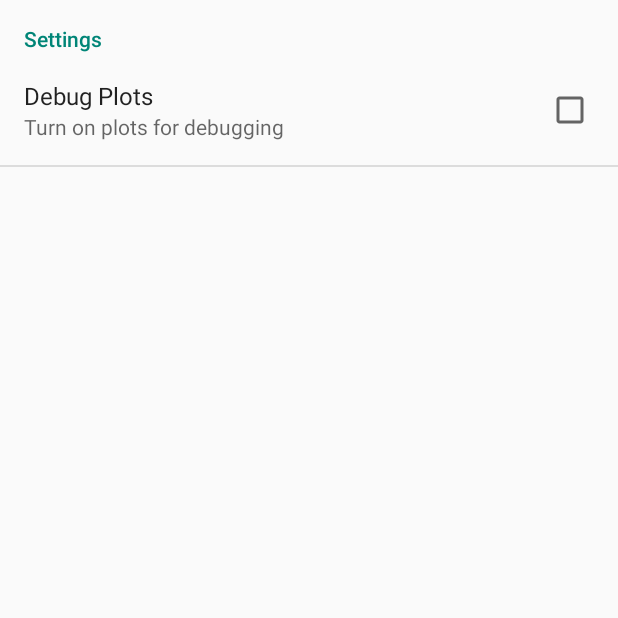
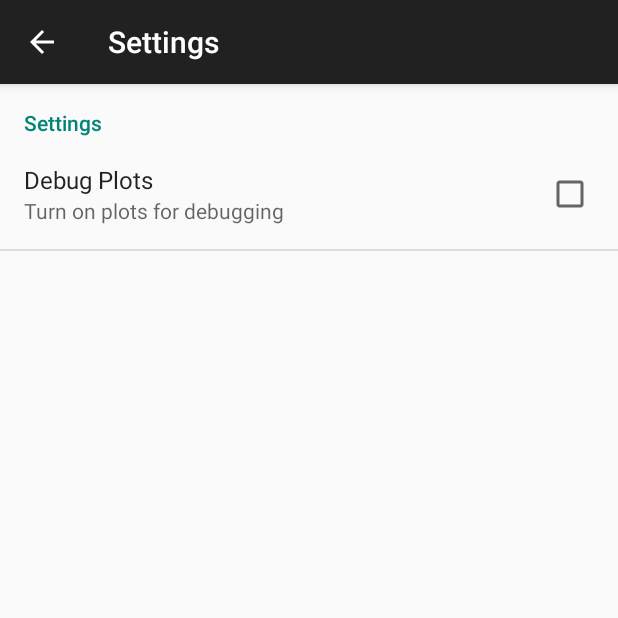
Before and after one commit to sbarton272/AcousticBarcodes-App, an Android app: the SettingsActivity screen opened directly, with no data from a screen before it, on a phone screen of 412 x 824 dp, the top half of it. Run offline under Robolectric (Android 15) with nearby library versions, the phone set to English and light mode, and no system bars.

Commit message:
Updated look

```diff
--- a/app/src/main/java/com/spencerbarton/acousticbarcodes/MainActivity.java
+++ b/app/src/main/java/com/spencerbarton/acousticbarcodes/MainActivity.java
@@ -79,7 +79,6 @@ public class MainActivity extends ActionBarActivity {
 
     private void startScan() {
         mRecorder.startRecording();
-        setMsg(getString(R.string.scan_btn_recording), false);
         setBtn("Recording", true);
     }
 
--- a/app/src/main/java/com/spencerbarton/acousticbarcodes/SettingsActivity.java
+++ b/app/src/main/java/com/spencerbarton/acousticbarcodes/SettingsActivity.java
@@ -4,8 +4,9 @@ import android.app.Activity;
 import android.os.Bundle;
 import android.preference.PreferenceFragment;
 import android.support.v7.app.ActionBarActivity;
+import android.view.Menu;
 
-public class SettingsActivity extends Activity {
+public class SettingsActivity extends ActionBarActivity {
 
     public static final String KEY_PREF_SHOW_IMG = "pref_debug_plots";
 
@@ -20,6 +21,13 @@ public class SettingsActivity extends Activity {
 
     }
 
+    @Override
+    public boolean onCreateOptionsMenu(Menu menu) {
+        // Inflate the menu; this adds items to the action bar if it is present.
+        getMenuInflater().inflate(R.menu.menu_settings, menu);
+        return super.onCreateOptionsMenu(menu);
+    }
+
     public static class SettingsFragment extends PreferenceFragment {
 
         @Override
--- a/app/src/main/res/layout/activity_main.xml
+++ b/app/src/main/res/layout/activity_main.xml
@@ -40,7 +40,7 @@
         android:layout_margin="10dp" />
 
     <TextView
-        android:layout_width="fill_parent"
+        android:layout_width="wrap_content"
         android:layout_height="wrap_content"
         android:id="@+id/message_banner"
         android:textAppearance="?android:attr/textAppearanceLarge"
--- /dev/null
+++ b/app/src/main/res/menu/menu_settings.xml
@@ -0,0 +1,5 @@
+<menu xmlns:android="http://schemas.android.com/apk/res/android"
+    xmlns:app="http://schemas.android.com/apk/res-auto"
+    xmlns:tools="http://schemas.android.com/tools"
+    tools:context="com.spencerbarton.acousticbarcodes.MainActivity">
+</menu>
--- a/app/src/main/res/values/strings.xml
+++ b/app/src/main/res/values/strings.xml
@@ -7,7 +7,7 @@
     <string name="barcode_btn_start">Start Scan</string>
     <string name="barcode_btn_stop">Stop Scan</string>
     <string name="action_settings">Settings</string>
-    <string name="settings">Settings</string>
+    <string name="title_activity_settings">Settings</string>
     <string name="scan_btn_recording">Recording</string>
     <string name="scan_btn_done">"Saved "</string>
     <string name="title_activity_main_activity2"></string>
```
